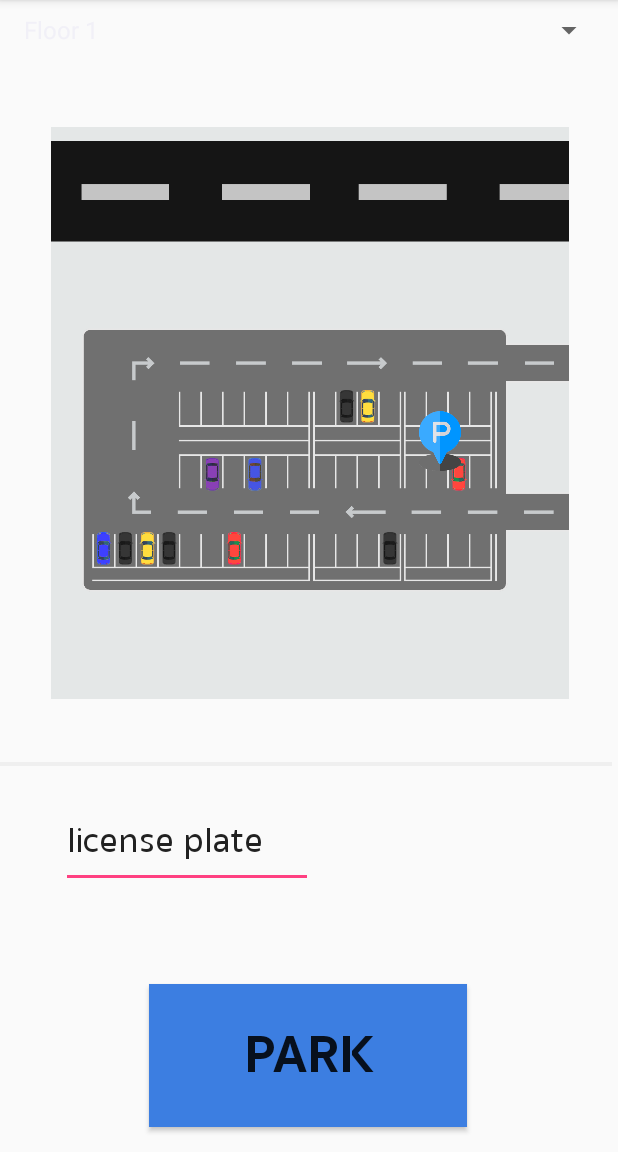
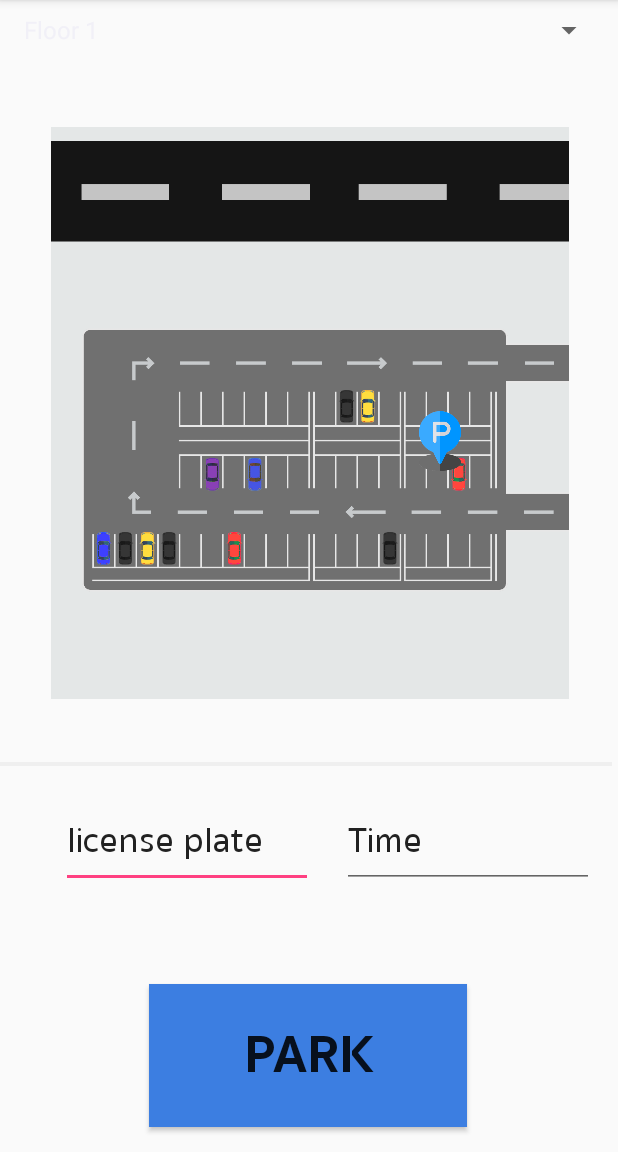
Before and after one commit to pongmile/Find-Car-Park-in-door, an Android app: the screen it shows after launch once a user with an empty profile is signed in (MainActivity), after a tap on "FINISH", on a phone screen of 412 x 824 dp, the part 84-1236 px from its top. Run offline under Robolectric (Android 15) with nearby library versions, the phone set to English and light mode, and no system bars; our stand-ins replace Firebase (no records; nobody signed in at launch, a user with empty details on screens opened directly); 10 statements that could not run were skipped; 1 other tap on this screen came first.

Commit message:
edit time

```diff
--- a/app/src/main/java/com/pongmile/mycarpark/MainActivity.java
+++ b/app/src/main/java/com/pongmile/mycarpark/MainActivity.java
@@ -113,6 +113,7 @@ public class MainActivity extends AppCompatActivity implements View.OnClickListe
     EditText time_edit;
     CountDownTimer cdt;
     TextView tvTimer;
+    int timer_;
 
     FirebaseDatabase database = FirebaseDatabase.getInstance();
     DatabaseReference myRef = database.getReference();
@@ -336,6 +337,11 @@ public class MainActivity extends AppCompatActivity implements View.OnClickListe
         // TODO Auto-generated method stub
         //Toast.makeText(getApplicationContext(), "All Network seached !!",0).show();
 
+        license_p = findViewById(R.id.license_plate);
+        time_edit = findViewById(R.id.editTime);
+        timer_ = Integer.valueOf(time_edit.getText().toString());
+        String result = license_p.getText().toString();
+
         if (view.getId() == R.id.send) {
             Log.d(TAG, "onCreate() wifi.startScan()");
 
@@ -363,10 +369,7 @@ public class MainActivity extends AppCompatActivity implements View.OnClickListe
             }
 
 
-            license_p = findViewById(R.id.license_plate);
-            time_edit = view.findViewById(R.id.editTime);
-            String timer_ = time_edit.getText().toString();
-            String result = license_p.getText().toString();
+
 
             FirebaseUser user = FirebaseAuth.getInstance().getCurrentUser();
             String currentString = user.getEmail();
@@ -409,7 +412,8 @@ public class MainActivity extends AppCompatActivity implements View.OnClickListe
     };
 
     public void startTimer() {
-        cdt = new CountDownTimer(9000, 50) {
+        timer_ = timer_*1000;
+        cdt = new CountDownTimer(timer_, 50) {
             @Override
             public void onTick(long l) {
                 tvTimer.setText("0");
@@ -450,5 +454,4 @@ public class MainActivity extends AppCompatActivity implements View.OnClickListe
         canvas.drawBitmap(marker, 100, 500, null);
     }
 
-
 }
--- a/app/src/main/res/layout/activity_main.xml
+++ b/app/src/main/res/layout/activity_main.xml
@@ -108,6 +108,26 @@
         app:layout_constraintStart_toStartOf="parent"
         app:layout_constraintTop_toBottomOf="@+id/imageView" />
 
+    <EditText
+        android:id="@+id/editTime"
+        android:layout_width="168dp"
+        android:layout_height="62dp"
+        android:layout_marginStart="8dp"
+        android:layout_marginTop="8dp"
+        android:layout_marginEnd="8dp"
+        android:layout_marginBottom="8dp"
+        android:ems="10"
+        android:fontFamily="@font/sukhumvitset_text"
+        android:inputType="textPersonName"
+        android:text="Time"
+        android:textSize="24sp"
+        android:visibility="visible"
+        app:layout_constraintBottom_toTopOf="@+id/send"
+        app:layout_constraintEnd_toEndOf="parent"
+        app:layout_constraintHorizontal_bias="0.964"
+        app:layout_constraintStart_toStartOf="parent"
+        app:layout_constraintTop_toBottomOf="@+id/imageView" />
+
     <TextView
         android:id="@+id/tvTimer"
         android:layout_width="114dp"
@@ -121,6 +141,7 @@
         android:fontFamily="@font/sukhumvitset_text"
         android:text="0"
         android:textSize="40sp"
+        android:visibility="invisible"
         app:layout_constraintBottom_toTopOf="@+id/send"
         app:layout_constraintEnd_toEndOf="parent"
         app:layout_constraintHorizontal_bias="1.0"
--- a/build.gradle
+++ b/build.gradle
@@ -7,7 +7,7 @@ buildscript {
         jcenter()
     }
     dependencies {
-        classpath 'com.android.tools.build:gradle:3.4.0'
+        classpath 'com.android.tools.build:gradle:3.4.1'
         classpath 'com.google.gms:google-services:4.2.0'
 
 
```
Also changed, not shown: app/src/main/res/layout/activity_login.xml (+0 -19 lines).
